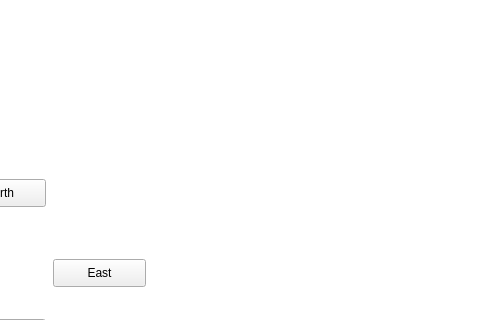
First picture: the form in mainwindow.ui, repository Colum-Mullally/Zork, before the edit; both pictures show x 147 to 627 and y 168 to 488 of the 864 by 665 pixel window.
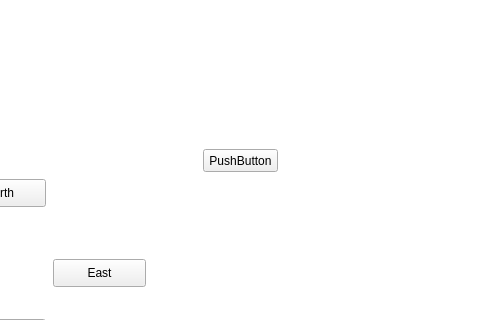
Second picture: the form after the edit.

Patch:
```diff
--- a/mainwindow.ui
+++ b/mainwindow.ui
@@ -10,6 +10,24 @@
     <height>665</height>
    </rect>
   </property>
+  <property name="sizePolicy">
+   <sizepolicy hsizetype="Fixed" vsizetype="Fixed">
+    <horstretch>0</horstretch>
+    <verstretch>0</verstretch>
+   </sizepolicy>
+  </property>
+  <property name="minimumSize">
+   <size>
+    <width>864</width>
+    <height>665</height>
+   </size>
+  </property>
+  <property name="maximumSize">
+   <size>
+    <width>864</width>
+    <height>665</height>
+   </size>
+  </property>
   <property name="windowTitle">
    <string>MainWindow</string>
   </property>
@@ -88,6 +106,25 @@
       <height>621</height>
      </rect>
     </property>
+    <property name="sizePolicy">
+     <sizepolicy hsizetype="Fixed" vsizetype="Fixed">
+      <horstretch>0</horstretch>
+      <verstretch>0</verstretch>
+     </sizepolicy>
+    </property>
+   </widget>
+   <widget class="QPushButton" name="pushButton">
+    <property name="geometry">
+     <rect>
+      <x>350</x>
+      <y>300</y>
+      <width>75</width>
+      <height>23</height>
+     </rect>
+    </property>
+    <property name="text">
+     <string>PushButton</string>
+    </property>
    </widget>
    <zorder>layoutImage</zorder>
    <zorder>NorthBtn</zorder>
@@ -95,8 +132,15 @@
    <zorder>WestBtn</zorder>
    <zorder>SouthBtn</zorder>
    <zorder>label</zorder>
+   <zorder>pushButton</zorder>
   </widget>
   <widget class="QToolBar" name="mainToolBar">
+   <property name="sizePolicy">
+    <sizepolicy hsizetype="Fixed" vsizetype="Fixed">
+     <horstretch>0</horstretch>
+     <verstretch>0</verstretch>
+    </sizepolicy>
+   </property>
    <attribute name="toolBarArea">
     <enum>TopToolBarArea</enum>
    </attribute>
```
